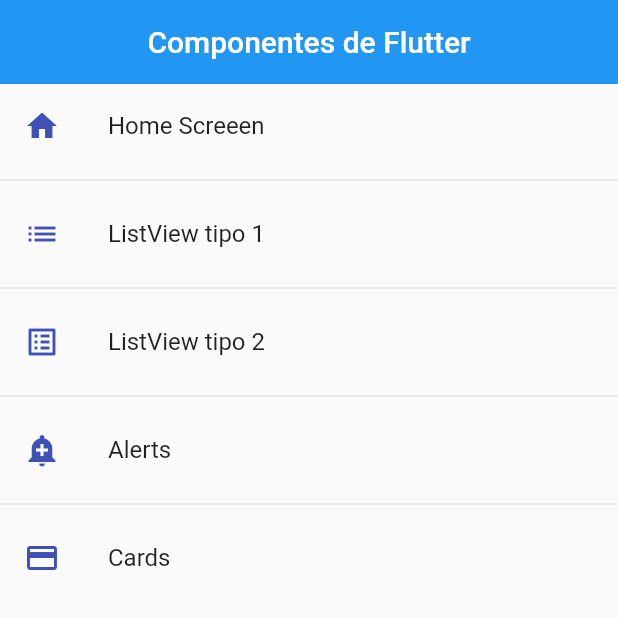
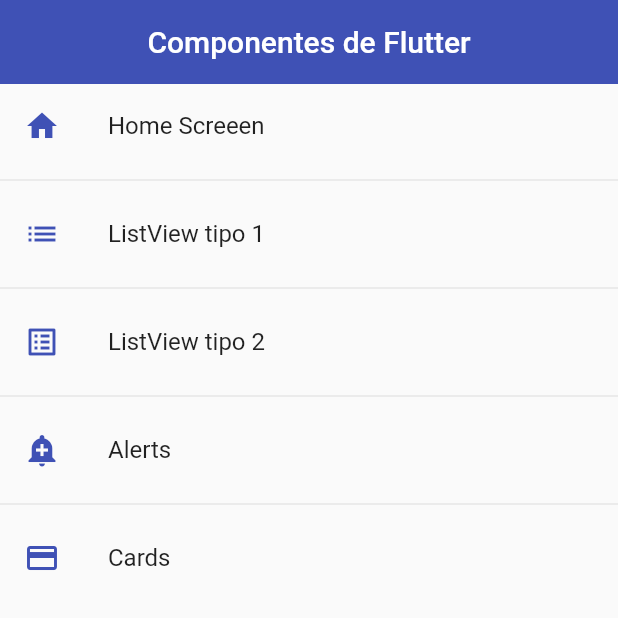
Before and after one commit to Keickd/Componentes-de-flutter, a Flutter app: the screen it shows after launch, on a phone screen of 412 x 824 dp, the top half of it. Run offline on Flutter 3.47's test engine with Material 2 defaults, Android fonts, the phone set to English and light mode, and no system bars.

Commit message:
personalizar temas en app

```diff
--- /dev/null
+++ b/lib/Themes/app_theme.dart
@@ -0,0 +1,12 @@
+import 'package:flutter/material.dart';
+
+class AppTheme {
+  static const Color primary = Colors.indigo;
+  static final ThemeData lightTheme = ThemeData.light().copyWith(
+      primaryColor: primary,
+      appBarTheme: const AppBarTheme(color: primary, elevation: 0));
+  static final ThemeData darkTheme = ThemeData.light().copyWith(
+      primaryColor: primary,
+      appBarTheme: const AppBarTheme(color: primary, elevation: 0),
+      scaffoldBackgroundColor: Colors.black);
+}
--- a/lib/main.dart
+++ b/lib/main.dart
@@ -1,3 +1,4 @@
+import 'package:fl_components/Themes/app_theme.dart';
 import 'package:fl_components/router/app_routes.dart';
 import 'package:flutter/material.dart';
 
@@ -14,6 +15,7 @@ class MyApp extends StatelessWidget {
         //home: const CardScreen(),
         initialRoute: AppRoutes.initialRoute,
         routes: AppRoutes.getAppRoutes(),
-        onGenerateRoute: AppRoutes.onGenerateRoute);
+        onGenerateRoute: AppRoutes.onGenerateRoute,
+        theme: AppTheme.lightTheme);
   }
 }
--- a/lib/screens/home_screen.dart
+++ b/lib/screens/home_screen.dart
@@ -1,3 +1,4 @@
+import 'package:fl_components/Themes/app_theme.dart';
 import 'package:fl_components/router/app_routes.dart';
 import 'package:flutter/material.dart';
 
@@ -10,12 +11,11 @@ class HomeScreen extends StatelessWidget {
       appBar: AppBar(
         title: const Text('Componentes de Flutter'),
         centerTitle: true,
-        elevation: 0,
       ),
       body: ListView.separated(
           itemBuilder: (context, index) => ListTile(
                 leading: Icon(AppRoutes.menuOptions[index].icon,
-                    color: Colors.indigo),
+                    color: AppTheme.primary),
                 title: Text(AppRoutes.menuOptions[index].name),
                 onTap: () {
                   // final route = MaterialPageRoute(
--- a/lib/screens/listview2_screen.dart
+++ b/lib/screens/listview2_screen.dart
@@ -15,8 +15,6 @@ class ListView2Screen extends StatelessWidget {
     return Scaffold(
         appBar: AppBar(
           title: const Text('ListView Tipo 2'),
-          elevation: 0,
-          backgroundColor: Colors.indigo,
           centerTitle: true,
         ),
         body: ListView.separated(
```
